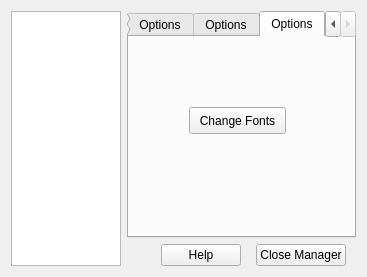
fcuzzocrea/QRTAILab, file src/qrl_meters_manager.ui: the form before one commit.
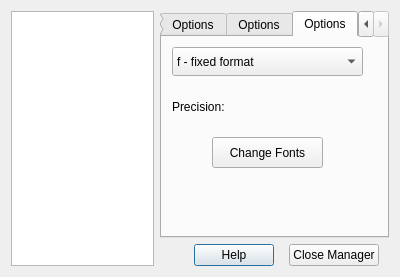
The form after the commit. The open tabs and pages were chosen to show the change. Icons and pictures are not drawn. Custom widgets are drawn as their Qt base class.

Commit message: improve Lcd behavior in meter

Patch:
```diff
--- a/src/qrl_meters_manager.ui
+++ b/src/qrl_meters_manager.ui
@@ -5,19 +5,19 @@
    <rect>
     <x>0</x>
     <y>0</y>
-    <width>367</width>
+    <width>400</width>
     <height>277</height>
    </rect>
   </property>
   <property name="minimumSize" >
    <size>
-    <width>367</width>
+    <width>400</width>
     <height>277</height>
    </size>
   </property>
   <property name="maximumSize" >
    <size>
-    <width>367</width>
+    <width>400</width>
     <height>277</height>
    </size>
   </property>
@@ -28,6 +28,63 @@
    <iconset resource="qrtailab.qrc" >:/icons/meter_icon.xpm</iconset>
   </property>
   <layout class="QGridLayout" >
+   <item row="1" column="1" >
+    <layout class="QHBoxLayout" >
+     <item>
+      <spacer>
+       <property name="orientation" >
+        <enum>Qt::Horizontal</enum>
+       </property>
+       <property name="sizeHint" stdset="0" >
+        <size>
+         <width>40</width>
+         <height>20</height>
+        </size>
+       </property>
+      </spacer>
+     </item>
+     <item>
+      <widget class="QPushButton" name="helpButton" >
+       <property name="text" >
+        <string>Help</string>
+       </property>
+      </widget>
+     </item>
+     <item>
+      <spacer>
+       <property name="orientation" >
+        <enum>Qt::Horizontal</enum>
+       </property>
+       <property name="sizeHint" stdset="0" >
+        <size>
+         <width>16</width>
+         <height>20</height>
+        </size>
+       </property>
+      </spacer>
+     </item>
+     <item>
+      <widget class="QPushButton" name="closeButton" >
+       <property name="text" >
+        <string>Close Manager</string>
+       </property>
+      </widget>
+     </item>
+     <item>
+      <spacer>
+       <property name="orientation" >
+        <enum>Qt::Horizontal</enum>
+       </property>
+       <property name="sizeHint" stdset="0" >
+        <size>
+         <width>16</width>
+         <height>20</height>
+        </size>
+       </property>
+      </spacer>
+     </item>
+    </layout>
+   </item>
    <item rowspan="2" row="0" column="0" >
     <widget class="QListWidget" name="meterListWidget" >
      <property name="baseSize" >
@@ -390,76 +447,85 @@
       <widget class="QPushButton" name="fontPushButton" >
        <property name="geometry" >
         <rect>
-         <x>60</x>
-         <y>70</y>
-         <width>97</width>
-         <height>27</height>
+         <x>50</x>
+         <y>100</y>
+         <width>111</width>
+         <height>31</height>
         </rect>
        </property>
        <property name="text" >
         <string>Change Fonts</string>
        </property>
       </widget>
+      <widget class="QComboBox" name="formatComboBox" >
+       <property name="geometry" >
+        <rect>
+         <x>10</x>
+         <y>10</y>
+         <width>191</width>
+         <height>29</height>
+        </rect>
+       </property>
+       <property name="currentIndex" >
+        <number>1</number>
+       </property>
+       <item>
+        <property name="text" >
+         <string> e - exp. format</string>
+        </property>
+       </item>
+       <item>
+        <property name="text" >
+         <string>f - fixed format</string>
+        </property>
+       </item>
+       <item>
+        <property name="text" >
+         <string>g - mixed format</string>
+        </property>
+       </item>
+      </widget>
+      <widget class="QLabel" name="label_4" >
+       <property name="geometry" >
+        <rect>
+         <x>10</x>
+         <y>60</y>
+         <width>69</width>
+         <height>20</height>
+        </rect>
+       </property>
+       <property name="text" >
+        <string>Precision:</string>
+       </property>
+      </widget>
+      <widget class="QwtCounter" name="precisionCounter" >
+       <property name="geometry" >
+        <rect>
+         <x>90</x>
+         <y>50</y>
+         <width>84</width>
+         <height>30</height>
+        </rect>
+       </property>
+       <property name="numButtons" >
+        <number>0</number>
+       </property>
+       <property name="basicstep" stdset="0" >
+        <double>1.000000000000000</double>
+       </property>
+       <property name="minValue" >
+        <double>-1.000000000000000</double>
+       </property>
+       <property name="maxValue" >
+        <double>100.000000000000000</double>
+       </property>
+       <property name="value" >
+        <double>4.000000000000000</double>
+       </property>
+      </widget>
      </widget>
     </widget>
    </item>
-   <item row="1" column="1" >
-    <layout class="QHBoxLayout" >
-     <item>
-      <spacer>
-       <property name="orientation" >
-        <enum>Qt::Horizontal</enum>
-       </property>
-       <property name="sizeHint" >
-        <size>
-         <width>40</width>
-         <height>20</height>
-        </size>
-       </property>
-      </spacer>
-     </item>
-     <item>
-      <widget class="QPushButton" name="helpButton" >
-       <property name="text" >
-        <string>Help</string>
-       </property>
-      </widget>
-     </item>
-     <item>
-      <spacer>
-       <property name="orientation" >
-        <enum>Qt::Horizontal</enum>
-       </property>
-       <property name="sizeHint" >
-        <size>
-         <width>16</width>
-         <height>20</height>
-        </size>
-       </property>
-      </spacer>
-     </item>
-     <item>
-      <widget class="QPushButton" name="closeButton" >
-       <property name="text" >
-        <string>Close Manager</string>
-       </property>
-      </widget>
-     </item>
-     <item>
-      <spacer>
-       <property name="orientation" >
-        <enum>Qt::Horizontal</enum>
-       </property>
-       <property name="sizeHint" >
-        <size>
-         <width>16</width>
-         <height>20</height>
-        </size>
-       </property>
-      </spacer>
-     </item>
-    </layout>
-   </item>
   </layout>
  </widget>
  <customwidgets>
```
Left out of the diff: 45 changed lines with no effect on the pictures. The commit also changes 10 other files.
